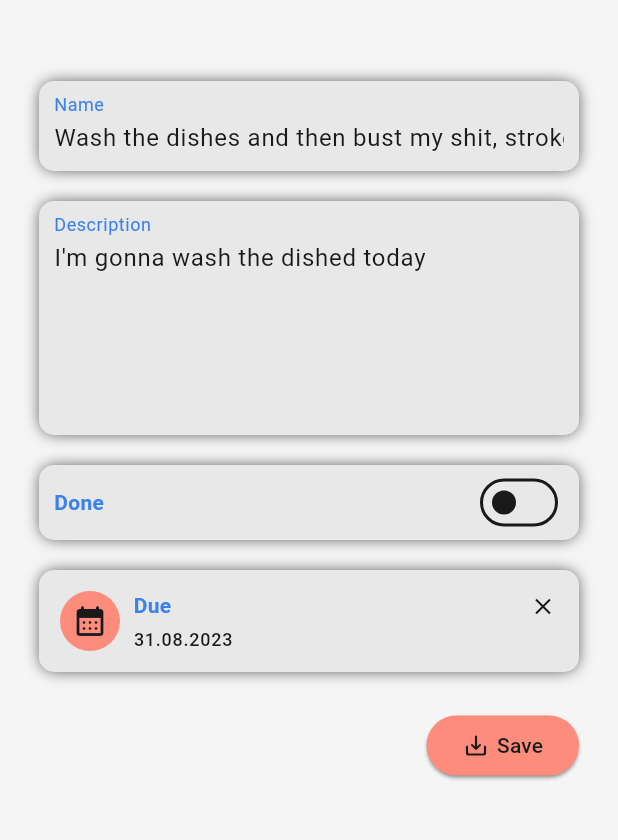
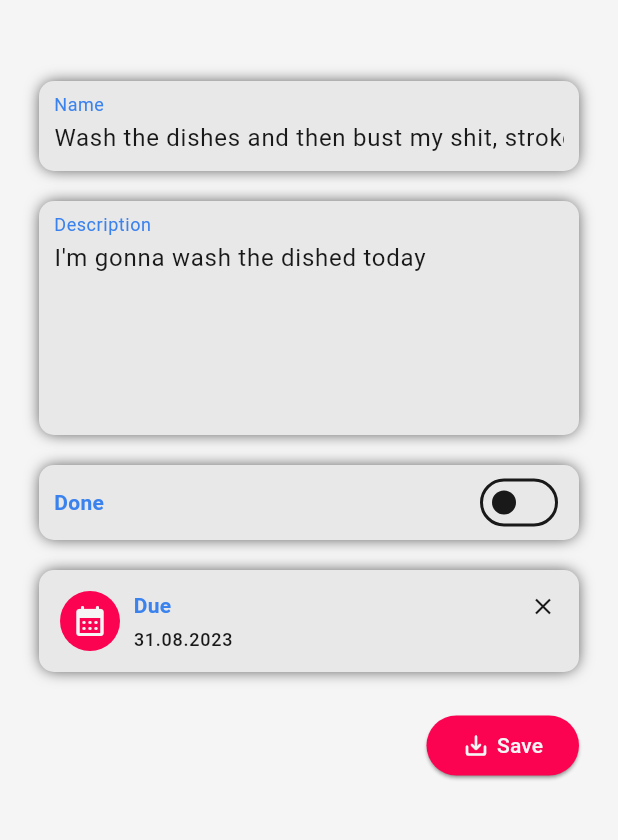
Before and after one commit to michalmusil/flutter_todo, a Flutter app: the TaskCreateUpdate screen opened directly with sample values from the repository, on a phone screen of 412 x 824 dp, the part 63-903 px from its top. Run offline on Flutter 3.47's test engine with Material 2 defaults, Android fonts, the phone set to English and light mode, and no system bars; our stand-ins replace cloud_firestore, firebase_auth, firebase_core, flutter_svg, hooks_riverpod, lottie; accounts and stored records are empty; generated files the repository leaves out were written again.

```diff
--- a/lib/themes.dart
+++ b/lib/themes.dart
@@ -2,8 +2,8 @@ import 'package:flutter/material.dart';
 
 const lightColorScheme = ColorScheme(
   brightness: Brightness.light,
-  primary: Color(0xFFFE8C7C),
-  onPrimary: Color(0xFF191919),
+  primary: Color(0xFFfc0352),
+  onPrimary: Color(0xFFF5F5F5),
   secondary: Color(0xFF3A82EE),
   onSecondary: Color(0xFFF5F5F5),
   background: Color(0xFFF5F5F5),
@@ -17,8 +17,8 @@ const lightColorScheme = ColorScheme(
 
 const darkColorScheme = ColorScheme(
   brightness: Brightness.dark,
-  primary: Color(0xFFFE8C7C),
-  onPrimary: Color(0xFF191919),
+  primary: Color(0xFFfc0352),
+  onPrimary: Color(0xFFF5F5F5),
   secondary: Color(0xFF3A82EE),
   onSecondary: Color(0xFFF5F5F5),
   background: Color(0xFF191919),
```
Also changed, not shown: assets/icons/app_icon.svg (deleted), assets/icons/app_logo.svg, assets/images/icon.png, example_resources/screenshots.png (added), 27 other files.
